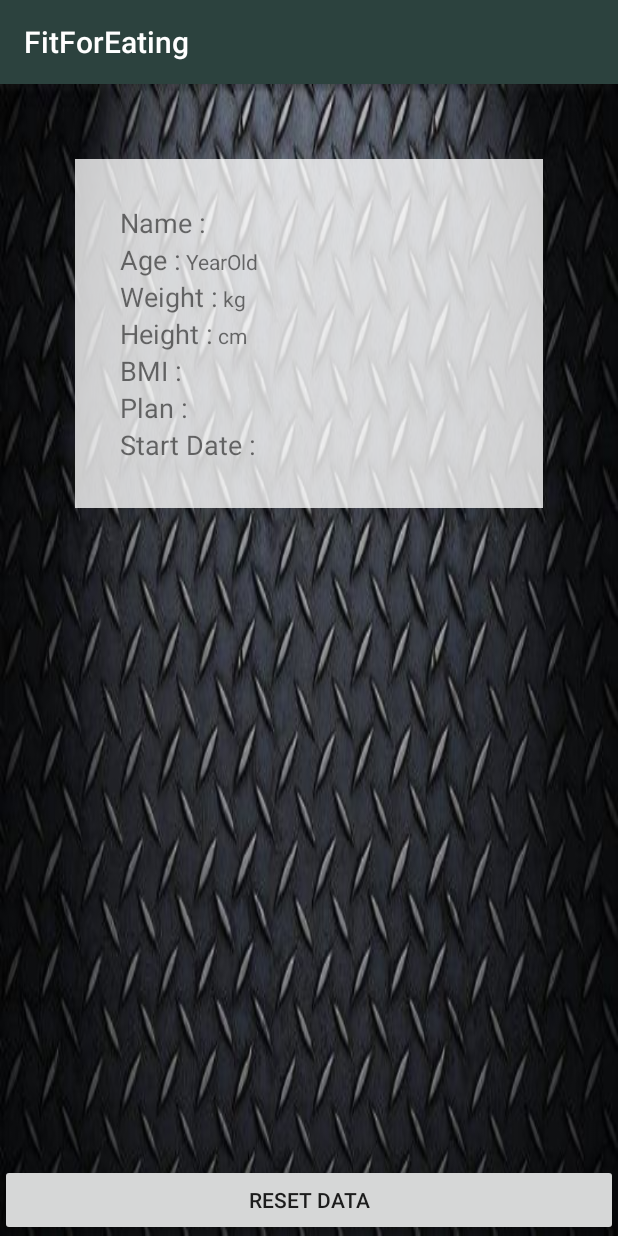
After one commit to netcewfuq/FitForEatEdit2, an Android app: the OverBmiActivity screen opened directly, with no data from a screen before it, on a phone screen of 412 x 824 dp. The commit adds this screen. Run offline under Robolectric (Android 15) with nearby library versions, the phone set to English and light mode, and no system bars.

Commit message:
After Lunch

```diff
--- a/app/build.gradle
+++ b/app/build.gradle
@@ -16,10 +16,11 @@ android {
             proguardFiles getDefaultProguardFile('proguard-android.txt'), 'proguard-rules.pro'
         }
     }
+    buildToolsVersion '28.0.0'
 }
 
 dependencies {
-    implementation fileTree(dir: 'libs', include: ['*.jar'])
+    implementation fileTree(include: ['*.jar'], dir: 'libs')
     implementation 'com.android.support:appcompat-v7:27.1.1'
     implementation 'com.android.support.constraint:constraint-layout:1.1.0'
     testImplementation 'junit:junit:4.12'
--- a/app/src/main/AndroidManifest.xml
+++ b/app/src/main/AndroidManifest.xml
@@ -42,7 +42,8 @@
         <activity android:name=".Diet_Activity1" />
         <activity android:name=".Search_food" />
         <activity android:name=".Burn_1" />
-        <activity android:name=".Burn_2"></activity>
+        <activity android:name=".Burn_2" />
+        <activity android:name=".OverBmiActivity"></activity>
     </application>
 
 </manifest>
--- a/app/src/main/java/fitforeat/fitforeat_2/Main2Activity_home.java
+++ b/app/src/main/java/fitforeat/fitforeat_2/Main2Activity_home.java
@@ -3,15 +3,21 @@ package fitforeat.fitforeat_2;
 import android.app.AlertDialog;
 import android.content.DialogInterface;
 import android.content.Intent;
+import android.content.SharedPreferences;
 import android.os.Bundle;
 import android.support.v7.app.ActionBar;
 import android.support.v7.app.AppCompatActivity;
+import android.util.Log;
 import android.view.View;
 import android.widget.Button;
 import android.widget.EditText;
 import android.widget.ImageView;
 import android.widget.TextView;
 import android.widget.Toast;
+
+import java.text.DateFormat;
+import java.text.SimpleDateFormat;
+import java.util.Calendar;
 
 
 public class Main2Activity_home extends AppCompatActivity {
@@ -66,6 +72,7 @@ public class Main2Activity_home extends AppCompatActivity {
                     text_result.setText(String.valueOf(result));
 
 
+//                    Bmi OK
                     if (result>18.5 & result<23.4) {
                         Intent i = new Intent(Main2Activity_home.this, Main3Activity_fitness.class);
                         i.putExtra("text_result", ""+result);
@@ -73,27 +80,32 @@ public class Main2Activity_home extends AppCompatActivity {
                         startActivity(i);
                     }
 
-
+//                    Over Bmi
                     else if (result>=25) {
 
                         //Intent i = new Intent(Main2Activity_home.this, Main7Activity_Bmifat.class);
-                        Intent i = new Intent(Main2Activity_home.this, Food_1.class);
+//                        Intent i = new Intent(Main2Activity_home.this, Food_1.class);
+//                        i.putExtra("text_result", ""+result);
+//                        startActivity(i);
 
-                        i.putExtra("text_result", ""+result);
-                        startActivity(i);
+                        popUpOverBmi(name, age, weight, height, result);
 
-                        Toast.makeText(getApplicationContext(), "ค่า BMI ของคุณ =" + result, Toast.LENGTH_LONG).show();
+
+                       // Toast.makeText(getApplicationContext(), "ค่า BMI ของคุณ =" + result, Toast.LENGTH_LONG).show();
                     }
 
 
                     else if (result<=24) {
 
                         //  Intent i = new Intent(Main2Activity_home.this, Main8Activity_Bmithin.class);
-                        Intent i = new Intent(Main2Activity_home.this, Food_2.class);
-                        i.putExtra("text_result", ""+result);
-                        startActivity(i);
+//                        Intent i = new Intent(Main2Activity_home.this, Food_2.class);
+//                        i.putExtra("text_result", ""+result);
+//                        startActivity(i);
+//
+//                        Toast.makeText(getApplicationContext(), "ค่า BMI ของคุณ =" + result, Toast.LENGTH_LONG).show();
 
-                        Toast.makeText(getApplicationContext(), "ค่า BMI ของคุณ =" + result, Toast.LENGTH_LONG).show();
+                        popUpOverBmi(name, age, weight, height, result);
+
                     }
 
 
@@ -185,7 +197,63 @@ public class Main2Activity_home extends AppCompatActivity {
         }); /////////////// exitApp
     }
 
-        public void onBackPressed() {
+    private void popUpOverBmi(final String name,
+                              final String age,
+                              final String weight,
+                              final String height,
+                              final double result) {
+
+        android.support.v7.app.AlertDialog.Builder builder = new android.support.v7.app.AlertDialog.Builder(Main2Activity_home.this);
+        builder.setCancelable(false);
+        builder.setIcon(R.drawable.ic_action_alert);
+        builder.setTitle("Your Bmi ==> " + Double.toString(result));
+
+        CharSequence[] charSequences = new CharSequence[]{"1. Hard", "2. Normal", "3. Easy"};
+
+        builder.setSingleChoiceItems(charSequences, -1, new DialogInterface.OnClickListener() {
+            @Override
+            public void onClick(DialogInterface dialog, int which) {
+
+//                Save Preference
+                String[] strings = new String[]{"Hard", "Normal", "Easy"};
+                Log.d("20JuneV1", "Plan ==> " + strings[which]);
+
+                Calendar calendar = Calendar.getInstance();
+                DateFormat dateFormat = new SimpleDateFormat("dd-MM-yyyy");
+                String currentDate = dateFormat.format(calendar.getTime());
+                Log.d("20JuneV1", "currentDate ==> " + currentDate);
+
+                SharedPreferences sharedPreferences = getSharedPreferences("MyBmi",
+                        MODE_PRIVATE);
+                SharedPreferences.Editor editor = sharedPreferences.edit();
+                editor.putString("Name", name);
+                editor.putString("Age", age);
+                editor.putString("Weight", weight);
+                editor.putString("Height", height);
+                editor.putString("BMI", Double.toString(result));
+                editor.putString("Plan", strings[which]);
+                editor.putString("StartDate", currentDate);
+                editor.commit();
+
+                startActivity(new Intent(Main2Activity_home.this,
+                        OverBmiActivity.class));
+
+
+
+
+
+
+
+                dialog.dismiss();
+            }
+        });
+        builder.show();
+
+
+    }
+
+
+    public void onBackPressed() {
             AlertDialog.Builder dialog = new AlertDialog.Builder(this);
             dialog.setTitle("Exit");
             dialog.setIcon(R.mipmap.ic_launcher);
--- a/app/src/main/java/fitforeat/fitforeat_2/MainActivity.java
+++ b/app/src/main/java/fitforeat/fitforeat_2/MainActivity.java
@@ -1,6 +1,7 @@
 package fitforeat.fitforeat_2;
 
 import android.content.Intent;
+import android.content.SharedPreferences;
 import android.os.Bundle;
 import android.support.v7.app.ActionBar;
 import android.support.v7.app.AppCompatActivity;
@@ -14,18 +15,36 @@ public class MainActivity extends AppCompatActivity {
         ActionBar actionBar = getSupportActionBar();
         actionBar.hide();
 
+        SharedPreferences sharedPreferences = getSharedPreferences("MyBmi", MODE_PRIVATE);
+        final String nameString = sharedPreferences.getString("Name", "");
+
+//        Doing Controller
         Thread tread = new Thread(){
             public void run() {
                 try {
                     sleep(4000);
-                    Intent intent =
-                            new Intent(getApplicationContext(), Main2Activity_home.class);
-                    startActivity(intent);
+
+                    if (nameString.isEmpty()) {
+//                        Empty Data
+                        Intent intent =
+                                new Intent(getApplicationContext(), Main2Activity_home.class);
+                        startActivity(intent);
+
+                    } else {
+
+                        Intent intent =
+                                new Intent(getApplicationContext(), OverBmiActivity.class);
+                        startActivity(intent);
+
+                    }
+
                 } catch (Exception e) {
                     //show error
                 }
             }
         };
         tread.start();
-    }
+
+
+    }   // Main Method
 }
--- /dev/null
+++ b/app/src/main/java/fitforeat/fitforeat_2/OverBmiActivity.java
@@ -0,0 +1,111 @@
+package fitforeat.fitforeat_2;
+
+import android.content.Intent;
+import android.content.SharedPreferences;
+import android.support.v7.app.AppCompatActivity;
+import android.os.Bundle;
+import android.view.View;
+import android.widget.Button;
+import android.widget.TextView;
+
+import java.util.Calendar;
+
+public class OverBmiActivity extends AppCompatActivity {
+
+    private TextView nameTextView, ageTextView, weightTextView,
+            heightTextView, bmiTextView, planTextView, startDateTextView;
+
+    private String nameString, ageString, weightString, heightString,
+            bmiString, planString, startDateString;
+
+    private Calendar currentCalendar;
+
+
+    @Override
+    protected void onCreate(Bundle savedInstanceState) {
+        super.onCreate(savedInstanceState);
+        setContentView(R.layout.activity_over_bmi);
+
+//        Initial View
+        initialView();
+
+//        Get Value From Preferance
+        getValue();
+
+//        Show View
+        showView();
+
+//        Reset Controller
+        resetController();
+
+//        Check Notification
+        checkNotification();
+
+
+    }   // Main Method
+
+    private void checkNotification() {
+
+        Calendar calendar = Calendar.getInstance();
+
+
+
+
+    }
+
+    private void resetController() {
+        Button button = findViewById(R.id.btnReset);
+        button.setOnClickListener(new View.OnClickListener() {
+            @Override
+            public void onClick(View v) {
+
+                SharedPreferences sharedPreferences = getSharedPreferences("MyBmi",
+                        MODE_PRIVATE);
+                SharedPreferences.Editor editor = sharedPreferences.edit();
+                editor.putString("Name", "");
+                editor.putString("Age", "");
+                editor.putString("Weight", "");
+                editor.putString("Height", "");
+                editor.putString("BMI", "");
+                editor.putString("Plan", "");
+                editor.putString("StartDate", "");
+                editor.commit();
+
+                startActivity(new Intent(OverBmiActivity.this, Main2Activity_home.class));
+                finish();
+            }
+        });
+    }
+
+    private void showView() {
+        nameTextView.setText(nameString);
+        ageTextView.setText(ageString + " YearOld");
+        weightTextView.setText(weightString + " kg");
+        heightTextView.setText(heightString + " cm");
+        bmiTextView.setText(bmiString);
+        planTextView.setText(planString);
+        startDateTextView.setText(startDateString);
+    }
+
+    private void getValue() {
+        SharedPreferences sharedPreferences = getSharedPreferences("MyBmi", MODE_PRIVATE);
+        nameString = sharedPreferences.getString("Name", "");
+        ageString = sharedPreferences.getString("Age", "");
+        weightString = sharedPreferences.getString("Weight", "");
+        heightString = sharedPreferences.getString("Height", "");
+        bmiString = sharedPreferences.getString("BMI", "");
+        planString = sharedPreferences.getString("Plan", "");
+        startDateString = sharedPreferences.getString("StartDate", "");
+    }
+
+    private void initialView() {
+        nameTextView = findViewById(R.id.txtName);
+        ageTextView = findViewById(R.id.txtAge);
+        weightTextView = findViewById(R.id.txtWeight);
+        heightTextView = findViewById(R.id.txtHeight);
+        bmiTextView = findViewById(R.id.txtBmi);
+        planTextView = findViewById(R.id.txtPlan);
+        startDateTextView = findViewById(R.id.txtDate);
+    }
+
+}
--- /dev/null
+++ b/app/src/main/res/layout/activity_over_bmi.xml
@@ -0,0 +1,162 @@
+<?xml version="1.0" encoding="utf-8"?>
+<RelativeLayout xmlns:android="http://schemas.android.com/apk/res/android"
+    xmlns:app="http://schemas.android.com/apk/res-auto"
+    xmlns:tools="http://schemas.android.com/tools"
+    android:layout_width="match_parent"
+    android:layout_height="match_parent"
+    tools:context=".OverBmiActivity">
+
+    <!--BackGround-->
+    <ImageView
+        android:src="@drawable/b8"
+        android:scaleType="fitXY"
+        android:layout_width="match_parent"
+        android:layout_height="match_parent" />
+
+    <!--Content-->
+    <LinearLayout
+        android:background="#c8ffffff"
+        android:padding="30dp"
+        android:layout_margin="50dp"
+        android:layout_width="match_parent"
+        android:layout_height="wrap_content"
+        android:orientation="vertical">
+
+        <LinearLayout
+            android:layout_width="match_parent"
+            android:layout_height="wrap_content"
+            android:orientation="horizontal">
+
+            <TextView
+                android:textSize="18sp"
+                android:layout_width="wrap_content"
+                android:layout_height="wrap_content"
+                android:text="Name :" />
+
+            <TextView
+                android:id="@+id/txtName"
+                android:layout_width="wrap_content"
+                android:layout_height="wrap_content" />
+
+        </LinearLayout>
+
+        <LinearLayout
+            android:layout_width="match_parent"
+            android:layout_height="wrap_content"
+            android:orientation="horizontal">
+
+            <TextView
+                android:textSize="18sp"
+                android:layout_width="wrap_content"
+                android:layout_height="wrap_content"
+                android:text="Age :" />
+
+            <TextView
+                android:id="@+id/txtAge"
+                android:layout_width="wrap_content"
+                android:layout_height="wrap_content" />
+
+        </LinearLayout>
+
+        <LinearLayout
+            android:layout_width="match_parent"
+            android:layout_height="wrap_content"
+            android:orientation="horizontal">
+
+            <TextView
+                android:textSize="18sp"
+                android:layout_width="wrap_content"
+                android:layout_height="wrap_content"
+                android:text="Weight :" />
+
+            <TextView
+                android:id="@+id/txtWeight"
+                android:layout_width="wrap_content"
+                android:layout_height="wrap_content" />
+
+        </LinearLayout>
+
+        <LinearLayout
+            android:layout_width="match_parent"
+            android:layout_height="wrap_content"
+            android:orientation="horizontal">
+
+            <TextView
+                android:textSize="18sp"
+                android:layout_width="wrap_content"
+                android:layout_height="wrap_content"
+                android:text="Height :" />
+
+            <TextView
+                android:id="@+id/txtHeight"
+                android:layout_width="wrap_content"
+                android:layout_height="wrap_content" />
+
+        </LinearLayout>
+
+        <LinearLayout
+            android:layout_width="match_parent"
+            android:layout_height="wrap_content"
+            android:orientation="horizontal">
+
+            <TextView
+                android:textSize="18sp"
+                android:layout_width="wrap_content"
+                android:layout_height="wrap_content"
+                android:text="BMI :" />
+
+            <TextView
+                android:id="@+id/txtBmi"
+                android:layout_width="wrap_content"
+                android:layout_height="wrap_content" />
+
+        </LinearLayout>
+
+        <LinearLayout
+            android:layout_width="match_parent"
+            android:layout_height="wrap_content"
+            android:orientation="horizontal">
+
+            <TextView
+                android:textSize="18sp"
+                android:layout_width="wrap_content"
+                android:layout_height="wrap_content"
+                android:text="Plan :" />
+
+            <TextView
+                android:id="@+id/txtPlan"
+                android:layout_width="wrap_content"
+                android:layout_height="wrap_content" />
+
+        </LinearLayout>
+
+        <LinearLayout
+            android:layout_width="match_parent"
+            android:layout_height="wrap_content"
+            android:orientation="horizontal">
+
+            <TextView
+                android:textSize="18sp"
+                android:layout_width="wrap_content"
+                android:layout_height="wrap_content"
+                android:text="Start Date :" />
+
+            <TextView
+                android:id="@+id/txtDate"
+                android:layout_width="wrap_content"
+                android:layout_height="wrap_content" />
+
+        </LinearLayout>
+
+
+    </LinearLayout>
+
+    <Button
+        android:id="@+id/btnReset"
+        android:layout_alignParentBottom="true"
+        android:text="Reset Data"
+        android:layout_width="match_parent"
+        android:layout_height="wrap_content" />
+
+
+</RelativeLayout>
```
Also changed, not shown: app/src/main/res/drawable-hdpi/ic_action_alert.png (added), app/src/main/res/drawable-mdpi/ic_action_alert.png (added), app/src/main/res/drawable-xhdpi/ic_action_alert.png (added), app/src/main/res/drawable-xxhdpi/ic_action_alert.png (added).
